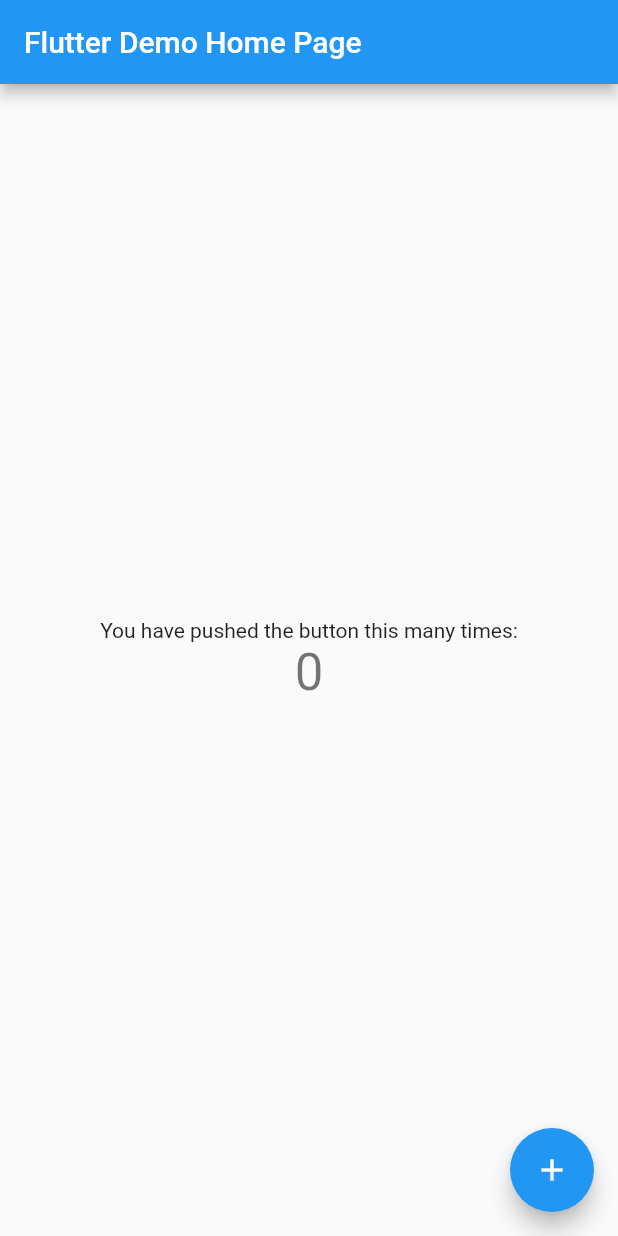
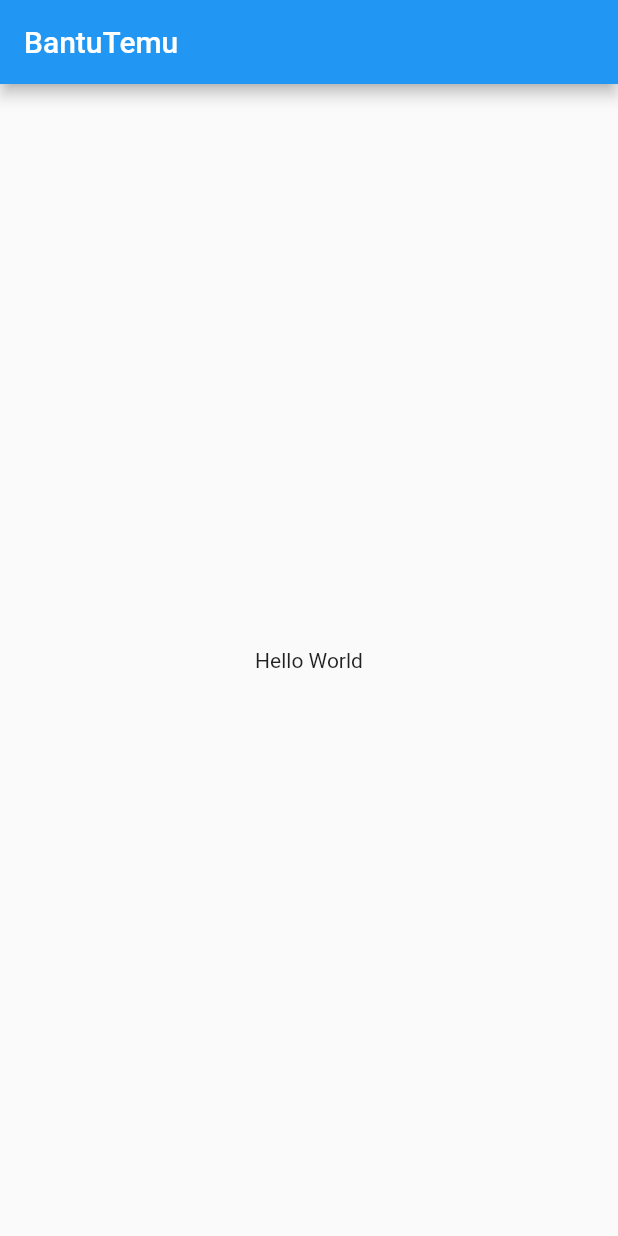
Before and after one commit to arifikhsan/lost_flutter, a Flutter app: the screen it shows after launch, on a phone screen of 412 x 824 dp. Run offline on Flutter 3.47's test engine with Material 2 defaults, Android fonts, the phone set to English and light mode, and no system bars.

Commit message:
BantuTemuApp

```diff
--- a/lib/main.dart
+++ b/lib/main.dart
@@ -1,117 +1,22 @@
 import 'package:flutter/material.dart';
 
-void main() {
-  runApp(MyApp());
-}
+void main() => runApp(BantuTemuApp());
 
-class MyApp extends StatelessWidget {
-  // This widget is the root of your application.
+class BantuTemuApp extends StatelessWidget {
   @override
   Widget build(BuildContext context) {
     return MaterialApp(
-      title: 'Flutter Demo',
-      theme: ThemeData(
-        // This is the theme of your application.
-        //
-        // Try running your application with "flutter run". You'll see the
-        // application has a blue toolbar. Then, without quitting the app, try
-        // changing the primarySwatch below to Colors.green and then invoke
-        // "hot reload" (press "r" in the console where you ran "flutter run",
-        // or simply save your changes to "hot reload" in a Flutter IDE).
-        // Notice that the counter didn't reset back to zero; the application
-        // is not restarted.
-        primarySwatch: Colors.blue,
-        // This makes the visual density adapt to the platform that you run
-        // the app on. For desktop platforms, the controls will be smaller and
-        // closer together (more dense) than on mobile platforms.
-        visualDensity: VisualDensity.adaptivePlatformDensity,
+      title: 'Material App',
+      home: Scaffold(
+        appBar: AppBar(
+          title: Text('BantuTemu'),
+        ),
+        body: Center(
+          child: Container(
+            child: Text('Hello World'),
+          ),
+        ),
       ),
-      home: MyHomePage(title: 'Flutter Demo Home Page'),
     );
   }
 }
-
-class MyHomePage extends StatefulWidget {
-  MyHomePage({Key key, this.title}) : super(key: key);
-
-  // This widget is the home page of your application. It is stateful, meaning
-  // that it has a State object (defined below) that contains fields that affect
-  // how it looks.
-
-  // This class is the configuration for the state. It holds the values (in this
-  // case the title) provided by the parent (in this case the App widget) and
-  // used by the build method of the State. Fields in a Widget subclass are
-  // always marked "final".
-
-  final String title;
-
-  @override
-  _MyHomePageState createState() => _MyHomePageState();
-}
-
-class _MyHomePageState extends State<MyHomePage> {
-  int _counter = 0;
-
-  void _incrementCounter() {
-    setState(() {
-      // This call to setState tells the Flutter framework that something has
-      // changed in this State, which causes it to rerun the build method below
-      // so that the display can reflect the updated values. If we changed
-      // _counter without calling setState(), then the build method would not be
-      // called again, and so nothing would appear to happen.
-      _counter++;
-    });
-  }
-
-  @override
-  Widget build(BuildContext context) {
-    // This method is rerun every time setState is called, for instance as done
-    // by the _incrementCounter method above.
-    //
-    // The Flutter framework has been optimized to make rerunning build methods
-    // fast, so that you can just rebuild anything that needs updating rather
-    // than having to individually change instances of widgets.
-    return Scaffold(
-      appBar: AppBar(
-        // Here we take the value from the MyHomePage object that was created by
-        // the App.build method, and use it to set our appbar title.
-        title: Text(widget.title),
-      ),
-      body: Center(
-        // Center is a layout widget. It takes a single child and positions it
-        // in the middle of the parent.
-        child: Column(
-          // Column is also a layout widget. It takes a list of children and
-          // arranges them vertically. By default, it sizes itself to fit its
-          // children horizontally, and tries to be as tall as its parent.
-          //
-          // Invoke "debug painting" (press "p" in the console, choose the
-          // "Toggle Debug Paint" action from the Flutter Inspector in Android
-          // Studio, or the "Toggle Debug Paint" command in Visual Studio Code)
-          // to see the wireframe for each widget.
-          //
-          // Column has various properties to control how it sizes itself and
-          // how it positions its children. Here we use mainAxisAlignment to
-          // center the children vertically; the main axis here is the vertical
-          // axis because Columns are vertical (the cross axis would be
-          // horizontal).
-          mainAxisAlignment: MainAxisAlignment.center,
-          children: <Widget>[
-            Text(
-              'You have pushed the button this many times:',
-            ),
-            Text(
-              '$_counter',
-              style: Theme.of(context).textTheme.headline4,
-            ),
-          ],
-        ),
-      ),
-      floatingActionButton: FloatingActionButton(
-        onPressed: _incrementCounter,
-        tooltip: 'Increment',
-        child: Icon(Icons.add),
-      ), // This trailing comma makes auto-formatting nicer for build methods.
-    );
-  }
-}
```
Also changed, not shown: 1 other file.
